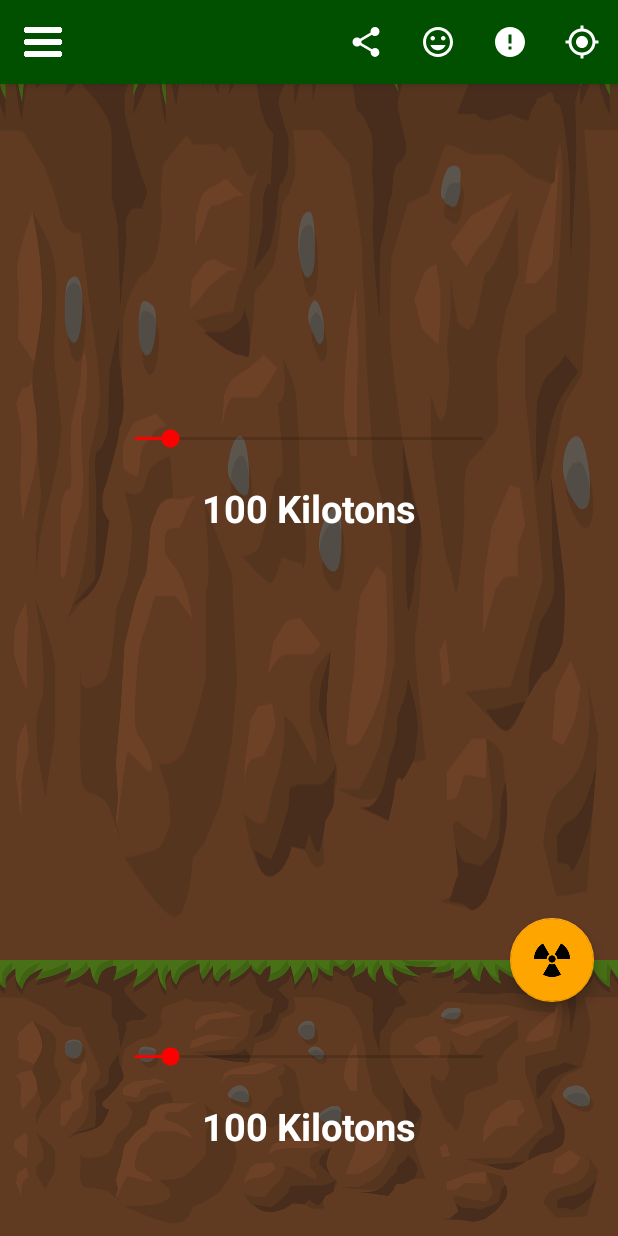
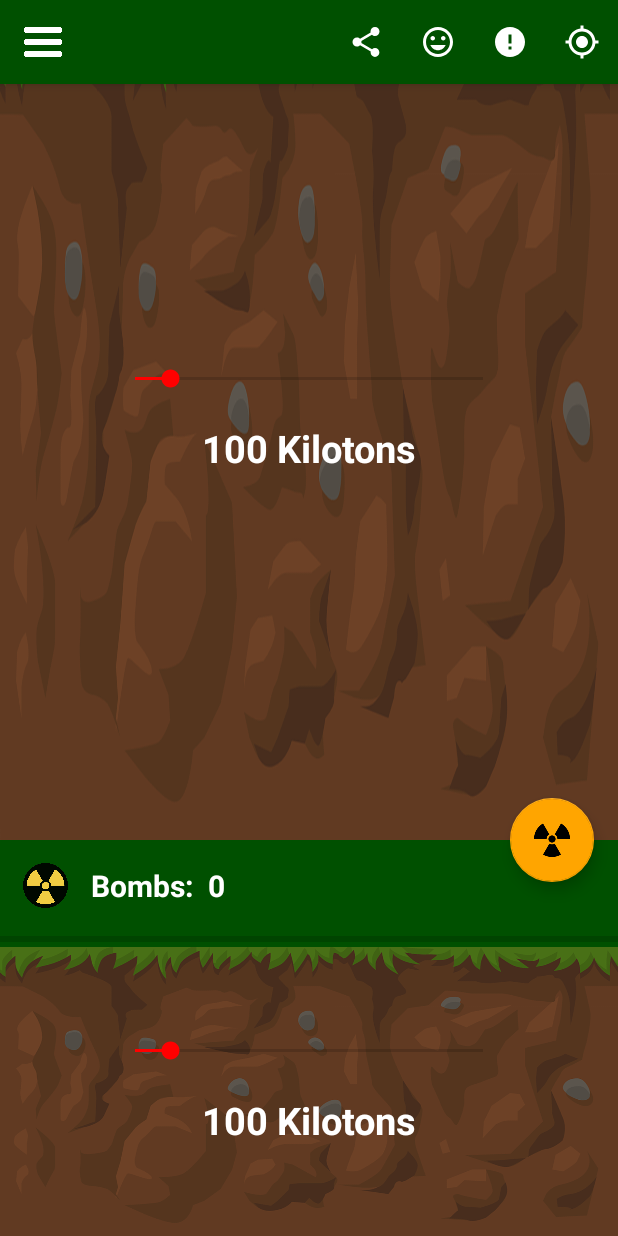
Before and after one commit to NickitaX/Atomic-Bomb-Simulator, an Android app: the fragment BombConfigurationFragment placed in its activity, on a phone screen of 412 x 824 dp. Run offline under Robolectric (Android 15) with nearby library versions, the phone set to English and light mode, and no system bars; our stand-ins replace EventBus, Firebase (no records; nobody signed in at launch, a user with empty details on screens opened directly); libraries missing offline, so code that uses them is left out: com.daimajia.androidanimations, com.special, com.victor.loading; plain views replace NewtonCradleLoading; 9 statements that could not run were skipped.

Commit message:
Added counter fragment

```diff
--- a/app/src/main/java/nickita/gq/atomicbombsimulator/MainActivity.java
+++ b/app/src/main/java/nickita/gq/atomicbombsimulator/MainActivity.java
@@ -21,6 +21,7 @@ import org.greenrobot.eventbus.Subscribe;
 import org.greenrobot.eventbus.ThreadMode;
 
 import nickita.gq.atomicbombsimulator.fragments.BombConfigurationFragment;
+import nickita.gq.atomicbombsimulator.fragments.CounterFragment;
 import nickita.gq.atomicbombsimulator.fragments.MapFragment;
 import nickita.gq.atomicbombsimulator.fragments.ResultFragment;
 import nickita.gq.atomicbombsimulator.model.Bomb;
@@ -106,6 +107,7 @@ public class MainActivity extends AppCompatActivity {
     private void setUpFragments() {
         getFragmentManager().beginTransaction().add(R.id.maps_container, new MapFragment(), Values.MAP_FRAGMENT_TAG).commit();
         getFragmentManager().beginTransaction().add(R.id.bomb_configuration_container, new BombConfigurationFragment(), Values.CONFIGURATION_FRAGMENT_TAG).commit();
+        getFragmentManager().beginTransaction().add(R.id.middle_container, new CounterFragment(), Values.COUNTER_FRAGMENT_TAG).commit();
     }
 
     @Override
--- /dev/null
+++ b/app/src/main/java/nickita/gq/atomicbombsimulator/fragments/CounterFragment.java
@@ -0,0 +1,63 @@
+package nickita.gq.atomicbombsimulator.fragments;
+
+import android.app.Fragment;
+import android.os.Bundle;
+import android.support.annotation.Nullable;
+import android.view.LayoutInflater;
+import android.view.View;
+import android.view.ViewGroup;
+import android.widget.ProgressBar;
+import android.widget.TextView;
+
+import com.google.firebase.database.DataSnapshot;
+import com.google.firebase.database.DatabaseError;
+import com.google.firebase.database.DatabaseReference;
+import com.google.firebase.database.FirebaseDatabase;
+import com.google.firebase.database.ValueEventListener;
+
+import nickita.gq.atomicbombsimulator.R;
+import nickita.gq.atomicbombsimulator.utils.Values;
+
+/**
+ * Created by admin on 18/7/17.
+ */
+public class CounterFragment extends Fragment {
+    private View mView;
+    private TextView mBombCounter;
+    private ProgressBar mBombCapacity;
+    private DatabaseReference mDatabase;
+
+    @Nullable
+    @Override
+    public View onCreateView(LayoutInflater inflater, @Nullable ViewGroup container, Bundle savedInstanceState) {
+        mView = inflater.inflate(R.layout.counter_fragment_layout ,container, false);
+        initialize();
+        setUpCounters();
+        return mView;
+    }
+
+    private void initialize(){
+        mDatabase = FirebaseDatabase.getInstance().getReference();
+        mBombCounter = (TextView) mView.findViewById(R.id.bomb_counter);
+        mBombCapacity = (ProgressBar) mView.findViewById(R.id.load_progress);
+    }
+
+    private void setUpCounters(){
+        mDatabase.child(Values.DB_BOMED_PLACES_LOC).addValueEventListener(new ValueEventListener() {
+            @Override
+            public void onDataChange(DataSnapshot dataSnapshot) {
+                int size = 0;
+                for(DataSnapshot snap: dataSnapshot.getChildren()){
+                    size++;
+                }
+                mBombCounter.setText(String.valueOf(size));
+                mBombCapacity.setProgress(size/10);
+            }
+
+            @Override
+            public void onCancelled(DatabaseError databaseError) {
+            }
+        });
+    }
+
+}
--- a/app/src/main/java/nickita/gq/atomicbombsimulator/utils/Values.java
+++ b/app/src/main/java/nickita/gq/atomicbombsimulator/utils/Values.java
@@ -51,6 +51,7 @@ public class Values {
     public final static String MAP_FRAGMENT_TAG = "MapFragment";
     public final static String RESULT_FRAGMENT_TAG = "ResultFragment";
     public final static String CONFIGURATION_FRAGMENT_TAG = "BombConfigurationFragment";
+    public final static String COUNTER_FRAGMENT_TAG = "CounterFragment";
 
     public final static String MENU_TITLES[] = { "Home", "Profile", "Calendar", "Settings" };
 
--- /dev/null
+++ b/app/src/main/res/layout/counter_fragment_layout.xml
@@ -0,0 +1,47 @@
+<?xml version="1.0" encoding="utf-8"?>
+<LinearLayout xmlns:android="http://schemas.android.com/apk/res/android"
+    android:layout_width="match_parent"
+    android:layout_height="match_parent"
+    android:background="@color/colorNaviGreen"
+    android:orientation="vertical">
+
+    <LinearLayout
+        android:layout_width="match_parent"
+        android:layout_height="wrap_content"
+        android:orientation="horizontal">
+
+        <ImageView
+            android:layout_width="30dp"
+            android:layout_height="30dp"
+            android:layout_gravity="center_vertical"
+            android:layout_margin="15dp"
+            android:src="@drawable/radioactive_sign" />
+
+        <TextView
+            android:layout_width="wrap_content"
+            android:layout_height="wrap_content"
+            android:layout_gravity="center_vertical"
+            android:text="Bombs:"
+            android:textColor="@color/colorWhite"
+            android:textSize="20sp"
+            android:textStyle="bold" />
+
+        <TextView
+            android:id="@+id/bomb_counter"
+            android:layout_width="wrap_content"
+            android:layout_height="wrap_content"
+            android:layout_gravity="center_vertical"
+            android:paddingLeft="10dp"
+            android:text="1000"
+            android:textColor="@color/colorWhite"
+            android:textSize="20sp"
+            android:textStyle="bold" />
+    </LinearLayout>
+
+    <ProgressBar
+        android:id="@+id/load_progress"
+        android:progress="50"
+        style="@style/Base.Widget.AppCompat.ProgressBar.Horizontal"
+        android:layout_width="match_parent"
+        android:layout_height="wrap_content" />
+</LinearLayout>
--- a/app/src/main/res/layout/main_activity.xml
+++ b/app/src/main/res/layout/main_activity.xml
@@ -38,13 +38,19 @@
             android:id="@+id/maps_container"
             android:layout_width="match_parent"
             android:layout_height="match_parent"
-            android:layout_weight="0.8" />
+            android:layout_weight="0.7" />
+
+        <FrameLayout
+            android:id="@+id/middle_container"
+            android:layout_width="match_parent"
+            android:layout_height="90dp"
+            android:layout_weight="0.05" />
 
         <FrameLayout
             android:id="@+id/bomb_configuration_container"
             android:layout_width="match_parent"
-            android:layout_height="230dp"
-            android:layout_weight="0.2" />
+            android:layout_height="250dp"
+            android:layout_weight="0.15" />
     </LinearLayout>
 
     <android.support.design.widget.FloatingActionButton
--- a/build.gradle
+++ b/build.gradle
@@ -5,7 +5,7 @@ buildscript {
         jcenter()
     }
     dependencies {
-        classpath 'com.android.tools.build:gradle:2.2.3'
+        classpath 'com.android.tools.build:gradle:2.3.0'
         classpath 'com.google.gms:google-services:3.0.0'
         // NOTE: Do not place your application dependencies here; they belong
         // in the individual module build.gradle files
```
Also changed, not shown: app/src/main/res/drawable/radioactive_sign.png (added), gradle/wrapper/gradle-wrapper.properties, 16 other files.
